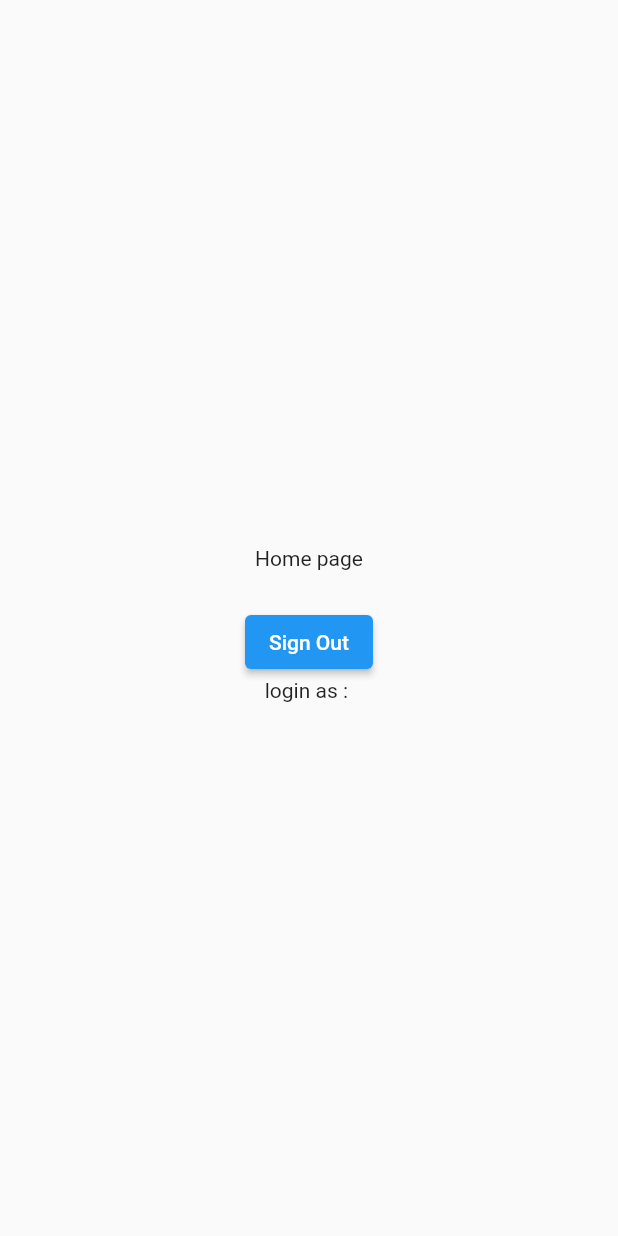
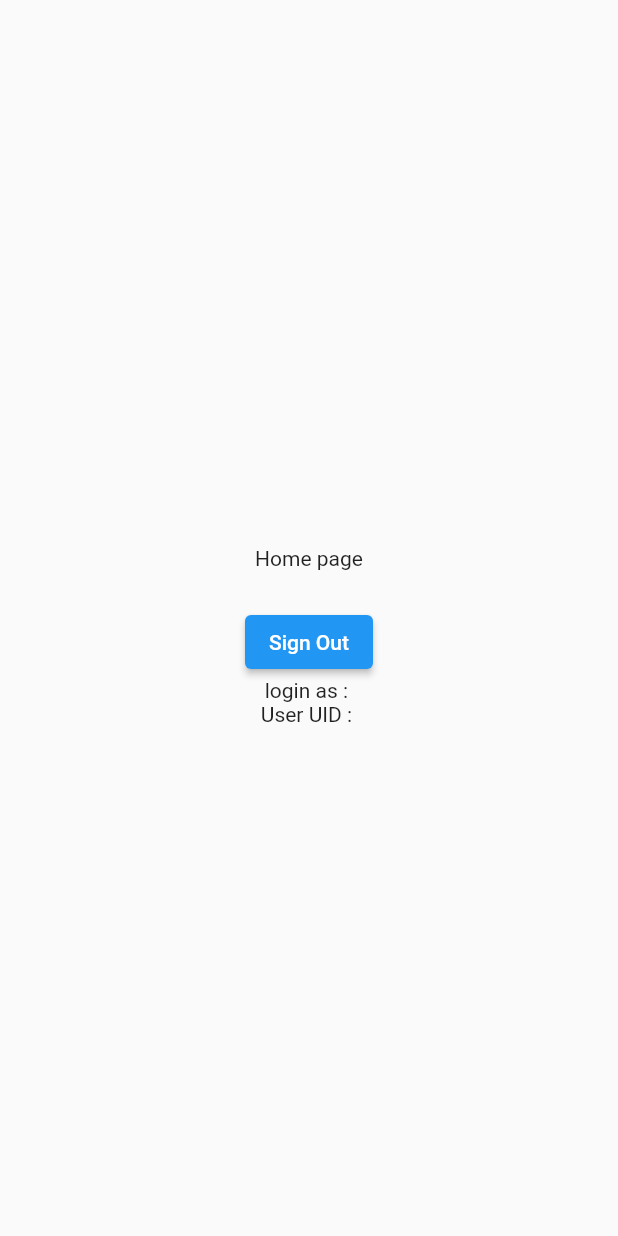
Before and after one commit to anangtsap/firebase_login, a Flutter app: the screen it shows once a user with an empty profile is signed in, on a phone screen of 412 x 824 dp. Run offline on Flutter 3.47's test engine with Material 2 defaults, Android fonts, the phone set to English and light mode, and no system bars; our stand-ins replace firebase_auth, firebase_core, google_sign_in; accounts and stored records are empty.

Commit message:
initial file

```diff
--- a/lib/home_page.dart
+++ b/lib/home_page.dart
@@ -31,7 +31,7 @@ class _HomePageState extends State<HomePage> {
             ),
             _signOut(),
             Text('login as : ${user!.email ?? 'Anonymous'}'),
-            Text(user!.uid),
+            Text('User UID : ${user!.uid}'),
           ],
         ),
       ),
```
